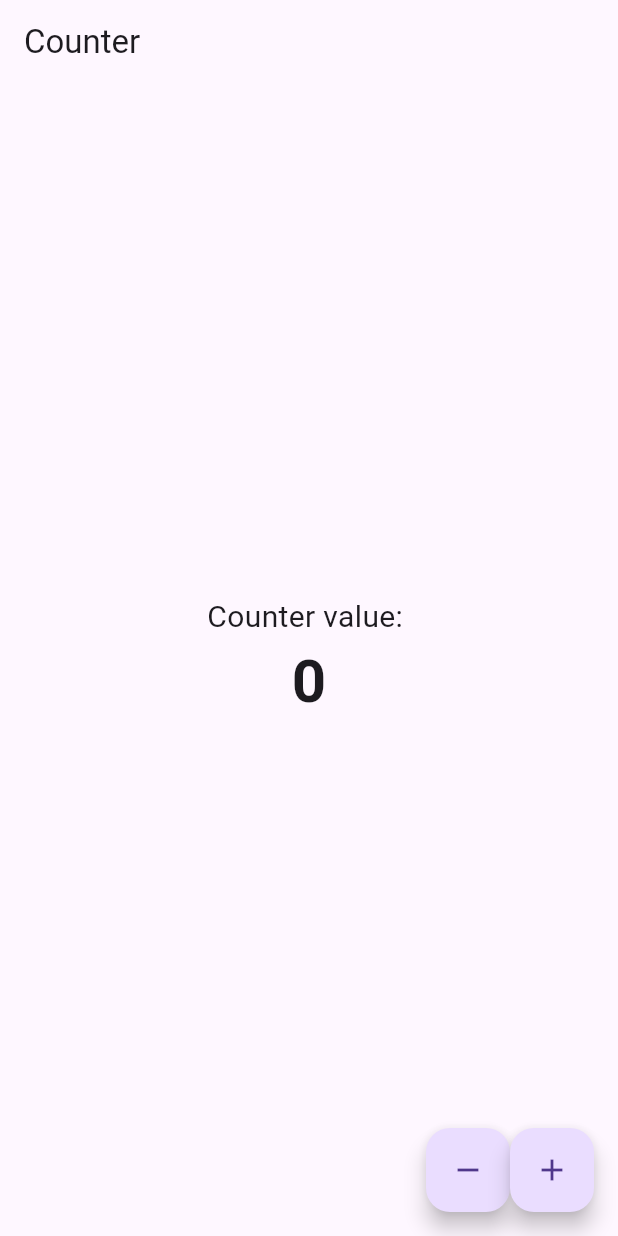
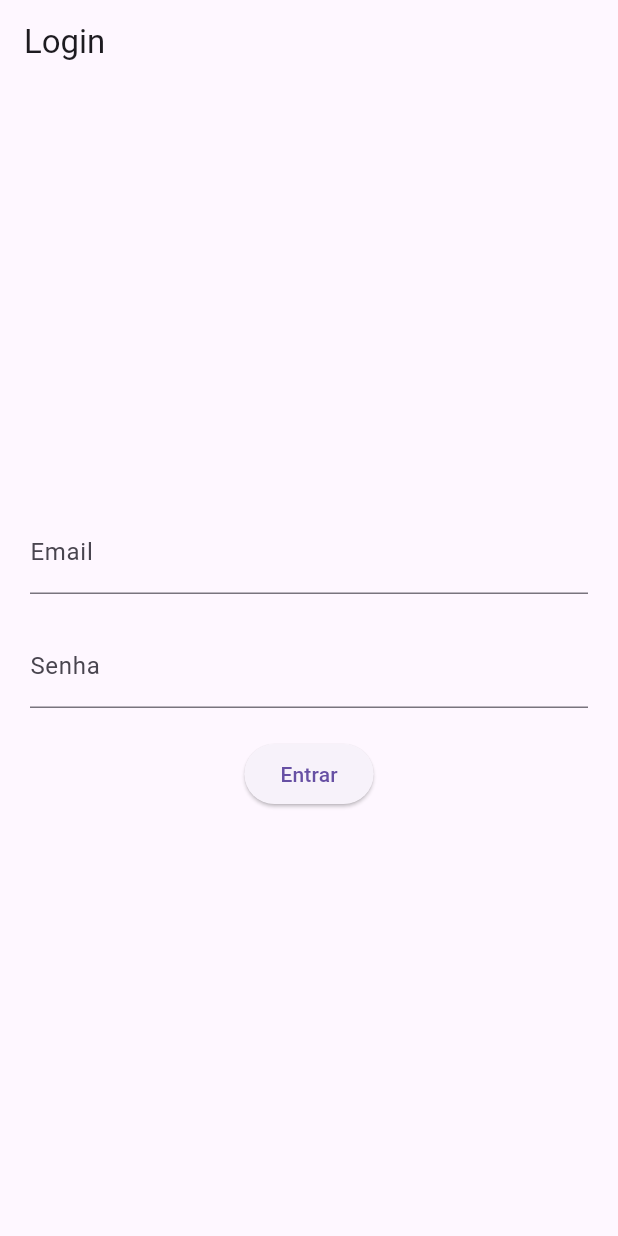
Before and after one commit to Junior580/flutterApp, a Flutter app: the screen it shows after launch, on a phone screen of 412 x 824 dp. Run offline on Flutter 3.47's test engine with Material 3 defaults, Android fonts, the phone set to English and light mode, and no system bars; missing offline and left inert: dart:ffi.

Commit message:
login page

```diff
--- a/lib/main.dart
+++ b/lib/main.dart
@@ -2,81 +2,49 @@ import 'dart:ffi';
 
 import 'package:flutter/material.dart';
 
-void main() => runApp(const AppWidget(
-      title: 'My app',
-    ));
+void main() => runApp(const LoginApp());
 
-class AppWidget extends StatelessWidget {
-  final String title;
-
-  const AppWidget({super.key, required this.title});
+class LoginApp extends StatelessWidget {
+  const LoginApp({super.key});
 
   @override
   Widget build(BuildContext context) {
     return MaterialApp(
-        theme: ThemeData.light(), title: title, home: const HomePage());
+      title: 'Login',
+      theme: ThemeData(primarySwatch: Colors.blue),
+      home: const LoginPage(),
+    );
   }
 }
 
-class HomePage extends StatefulWidget {
-  const HomePage({super.key});
-
-  @override
-  State<HomePage> createState() {
-    return HomePageState();
-  }
-}
-
-class HomePageState extends State<HomePage> {
-  int _counter = 0;
-
-  void _increment() {
-    setState(() {
-      _counter++;
-    });
-  }
-
-  void _decrement() {
-    if (_counter > 0) {
-      setState(() {
-        _counter--;
-      });
-    }
-  }
+class LoginPage extends StatelessWidget {
+  const LoginPage({super.key});
 
   @override
   Widget build(BuildContext context) {
     return Scaffold(
-        appBar: AppBar(title: const Text('Counter')),
-        body: Center(
+      appBar: AppBar(
+        title: const Text('Login'),
+      ),
+      body: Padding(
+          padding: const EdgeInsets.all(20),
           child: Column(
             mainAxisAlignment: MainAxisAlignment.center,
-            children: <Widget>[
-              const Text(
-                'Counter value: ',
-                style: TextStyle(fontSize: 20),
+            children: [
+              const TextField(
+                decoration: InputDecoration(
+                    labelText: 'Email', hintText: 'Digite seu email'),
               ),
-              Text(
-                '$_counter',
-                style:
-                    const TextStyle(fontSize: 40, fontWeight: FontWeight.bold),
-              )
+              const SizedBox(height: 20),
+              const TextField(
+                obscureText: true,
+                decoration: InputDecoration(
+                    labelText: 'Senha', hintText: 'Digite sua senha'),
+              ),
+              const SizedBox(height: 20),
+              ElevatedButton(onPressed: () => {}, child: const Text('Entrar'))
             ],
-          ),
-        ),
-        floatingActionButton: Row(
-          mainAxisAlignment: MainAxisAlignment.end,
-          children: <Widget>[
-            FloatingActionButton(
-              onPressed: _decrement,
-              tooltip: 'Decrement',
-              child: const Icon(Icons.remove),
-            ),
-            FloatingActionButton(
-                onPressed: _increment,
-                tooltip: 'Increment',
-                child: const Icon(Icons.add))
-          ],
-        ));
+          )),
+    );
   }
 }
```
